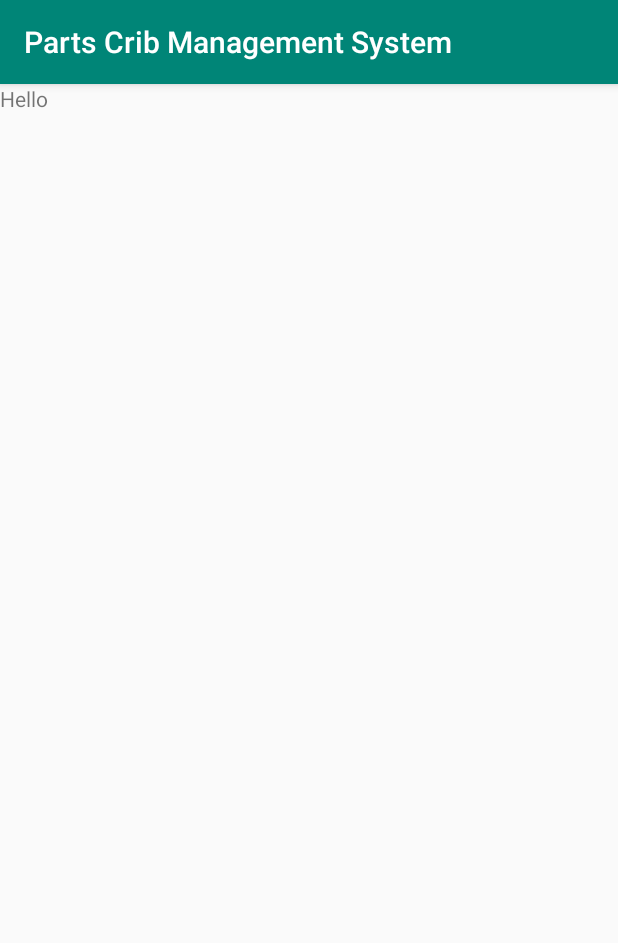
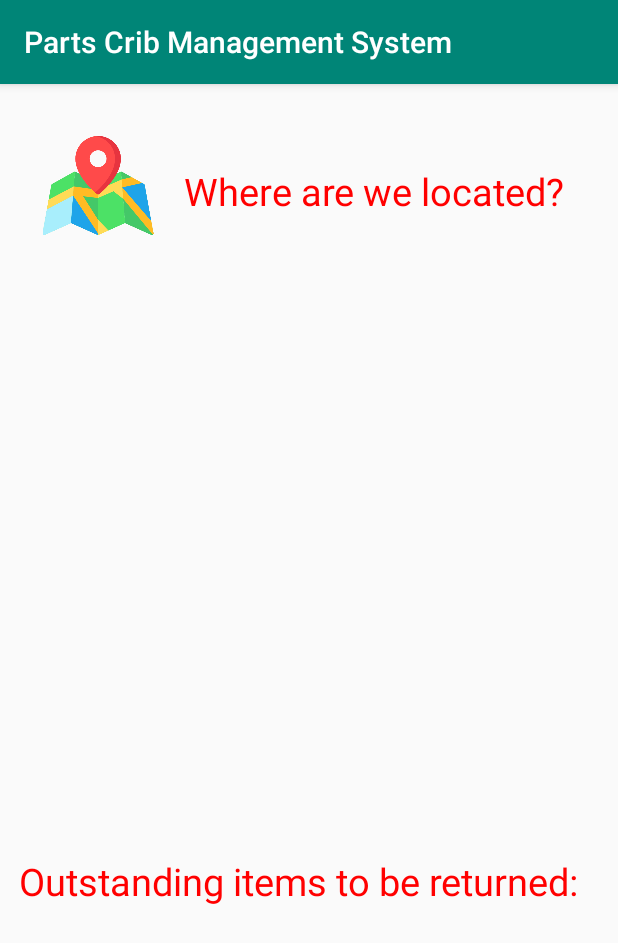
Before and after one commit to c3ko/Parts-Crib-Android, an Android app: the fragment HelpFragment shown on its own in the app's theme, on a phone screen of 412 x 824 dp. Shown: the top 943 px of the screen. Run offline under Robolectric (Android 15) with nearby library versions, the phone set to English and light mode, and no system bars.

Commit message:
Worked on Help Page, Added various views. Still needs

```diff
--- a/app/src/main/res/layout/help_fragment.xml
+++ b/app/src/main/res/layout/help_fragment.xml
@@ -1,13 +1,50 @@
 <?xml version="1.0" encoding="utf-8"?>
-<FrameLayout xmlns:android="http://schemas.android.com/apk/res/android"
+<androidx.constraintlayout.widget.ConstraintLayout xmlns:android="http://schemas.android.com/apk/res/android"
+    xmlns:app="http://schemas.android.com/apk/res-auto"
     xmlns:tools="http://schemas.android.com/tools"
     android:layout_width="match_parent"
     android:layout_height="match_parent"
     tools:context=".ui.main.HelpFragment">
 
     <TextView
-        android:layout_width="match_parent"
-        android:layout_height="match_parent"
-        android:text="Hello" />
+        android:id="@+id/quest"
+        android:layout_width="wrap_content"
+        android:layout_height="wrap_content"
+        android:text="@string/where_are_we_located"
+        android:textColor="#F00"
+        android:textSize="25dp"
+        app:layout_constraintBottom_toBottomOf="parent"
+        app:layout_constraintEnd_toEndOf="parent"
+        app:layout_constraintHorizontal_bias="0.777"
+        app:layout_constraintStart_toStartOf="parent"
+        app:layout_constraintTop_toTopOf="parent"
+        app:layout_constraintVertical_bias="0.074" />
 
-</FrameLayout>
+    <ImageView
+        android:id="@+id/imageView4"
+        android:layout_width="81dp"
+        android:layout_height="74dp"
+        android:contentDescription="@string/todo"
+        android:src="@drawable/map"
+        app:layout_constraintBottom_toBottomOf="parent"
+        app:layout_constraintEnd_toEndOf="parent"
+        app:layout_constraintHorizontal_bias="0.075"
+        app:layout_constraintStart_toStartOf="parent"
+        app:layout_constraintTop_toTopOf="parent"
+        app:layout_constraintVertical_bias="0.044" />
+
+    <TextView
+        android:id="@+id/outstanding"
+        android:layout_width="wrap_content"
+        android:layout_height="wrap_content"
+        android:text="@string/outstanding_items_to_be_returned"
+        android:textColor="#F00"
+        android:textSize="25dp"
+        app:layout_constraintBottom_toBottomOf="parent"
+        app:layout_constraintEnd_toEndOf="parent"
+        app:layout_constraintHorizontal_bias="0.333"
+        app:layout_constraintStart_toStartOf="parent"
+        app:layout_constraintTop_toTopOf="parent"
+        app:layout_constraintVertical_bias="0.701" />
+
+</androidx.constraintlayout.widget.ConstraintLayout>
--- a/app/src/main/res/values/strings.xml
+++ b/app/src/main/res/values/strings.xml
@@ -15,4 +15,7 @@
     <string name="number_requests__made_label">Number of requests made:</string>
     <string name="number_requests_out_label">Number of Outstanding requests:</string>
     <string name="loan_standing_label">Loan Standing:</string>
+    <string name="where_are_we_located">Where are we located?</string>
+    <string name="todo">TODO</string>
+    <string name="outstanding_items_to_be_returned">Outstanding items to be returned:</string>
 </resources>
```
Also changed, not shown: app/src/main/res/drawable-v24/map.png (added).
